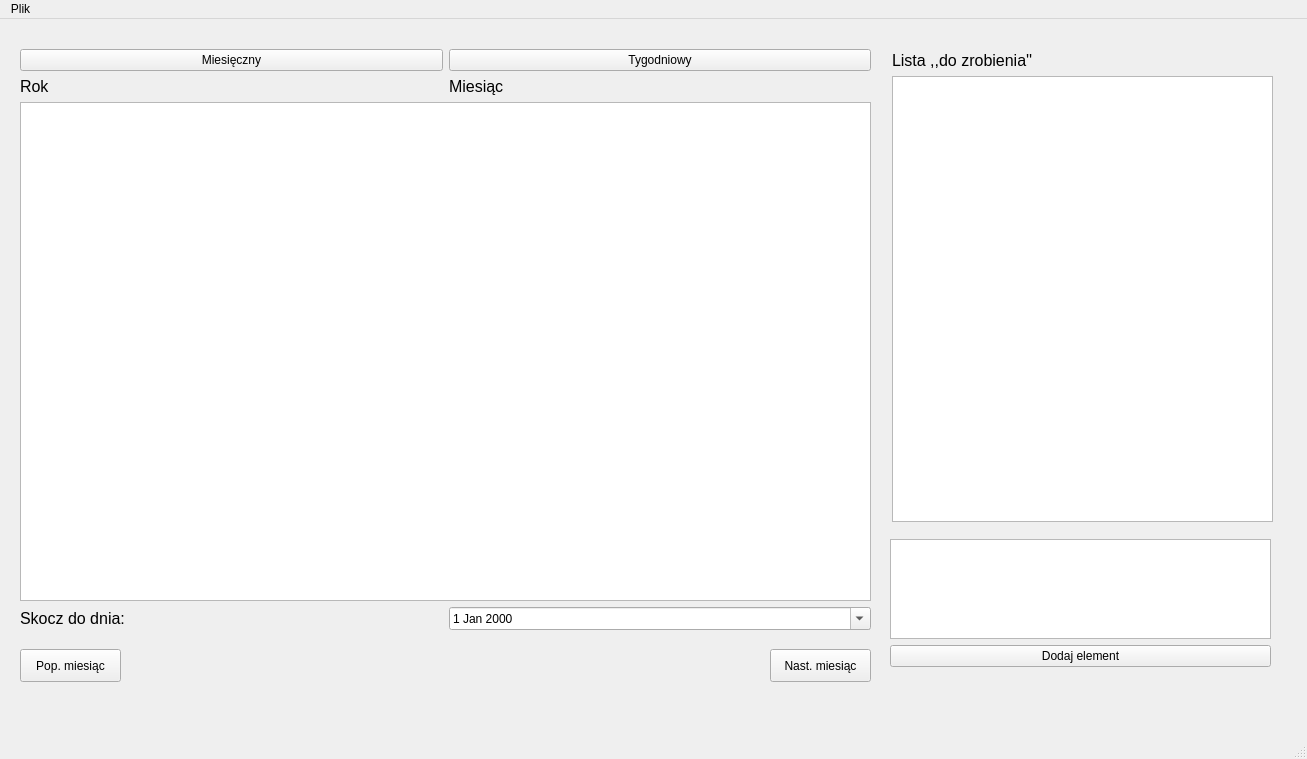
Above: Projekt/calendar/mainwindow.ui from nixenos/PK4_tasks_project before the change. Below: the same form after it.
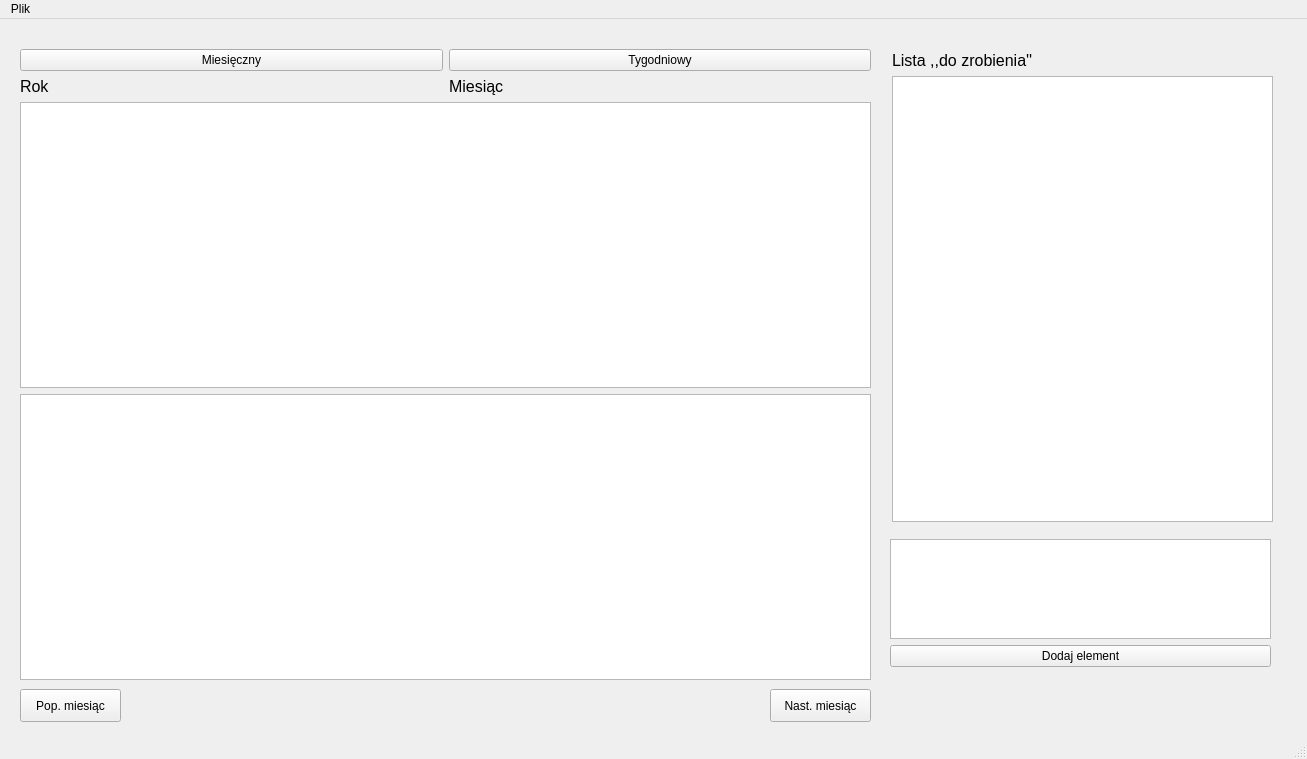
That is the form after the change.

The edit to the form file:
```diff
--- a/Projekt/calendar/mainwindow.ui
+++ b/Projekt/calendar/mainwindow.ui
@@ -20,7 +20,7 @@
       <x>20</x>
       <y>30</y>
       <width>851</width>
-      <height>581</height>
+      <height>631</height>
      </rect>
     </property>
     <layout class="QVBoxLayout" name="verticalLayout_2">
@@ -71,39 +71,27 @@
       </layout>
      </item>
      <item>
-      <widget class="QTableView" name="monthTableView"/>
+      <widget class="QTableView" name="monthTableView">
+       <property name="editTriggers">
+        <set>QAbstractItemView::NoEditTriggers</set>
+       </property>
+       <property name="alternatingRowColors">
+        <bool>true</bool>
+       </property>
+       <property name="selectionMode">
+        <enum>QAbstractItemView::SingleSelection</enum>
+       </property>
+      </widget>
      </item>
      <item>
-      <layout class="QHBoxLayout" name="horizontalLayout">
-       <item>
-        <widget class="QLabel" name="changeDateLabel">
-         <property name="font">
-          <font>
-           <pointsize>12</pointsize>
-          </font>
-         </property>
-         <property name="frameShape">
-          <enum>QFrame::NoFrame</enum>
-         </property>
-         <property name="frameShadow">
-          <enum>QFrame::Raised</enum>
-         </property>
-         <property name="text">
-          <string>Skocz do dnia:</string>
-         </property>
-         <property name="scaledContents">
-          <bool>false</bool>
-         </property>
-        </widget>
-       </item>
-       <item>
-        <widget class="QDateEdit" name="changeDateItem">
-         <property name="calendarPopup">
-          <bool>true</bool>
-         </property>
-        </widget>
-       </item>
-      </layout>
+      <widget class="QListView" name="eventsListView">
+       <property name="cursor" stdset="0">
+        <cursorShape>PointingHandCursor</cursorShape>
+       </property>
+      </widget>
+     </item>
+     <item>
+      <layout class="QHBoxLayout" name="horizontalLayout"/>
      </item>
     </layout>
    </widget>
@@ -160,7 +148,7 @@
     <property name="geometry">
      <rect>
       <x>20</x>
-      <y>630</y>
+      <y>670</y>
       <width>101</width>
       <height>33</height>
      </rect>
@@ -173,7 +161,7 @@
     <property name="geometry">
      <rect>
       <x>770</x>
-      <y>630</y>
+      <y>670</y>
       <width>101</width>
       <height>33</height>
      </rect>
```
